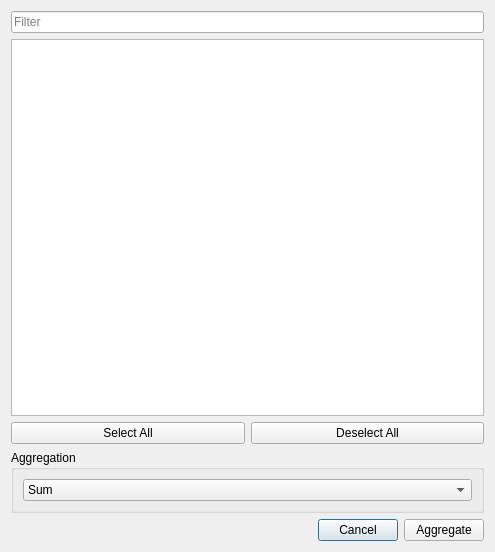
Old version of the form src/modelinspector/aggregationdialog.ui in the repository GAMS-dev/gams-mii.
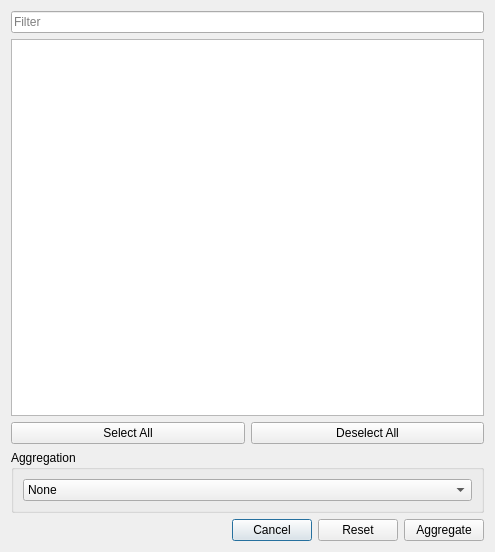
New version of the form.

The edit to the form file:
```diff
--- a/src/modelinspector/aggregationdialog.ui
+++ b/src/modelinspector/aggregationdialog.ui
@@ -85,6 +85,11 @@
         <property name="toolTip">
          <string>Aggregation method</string>
         </property>
+        <item>
+         <property name="text">
+          <string>None</string>
+         </property>
+        </item>
         <item>
          <property name="text">
           <string>Sum</string>
@@ -150,6 +155,13 @@
        </property>
       </widget>
      </item>
+     <item>
+      <widget class="QPushButton" name="resetButton">
+       <property name="text">
+        <string>Reset</string>
+       </property>
+      </widget>
+     </item>
      <item>
       <widget class="QPushButton" name="applyButton">
        <property name="toolTip">
```
Left out of the diff: 9 changed lines with no effect on the pictures.
